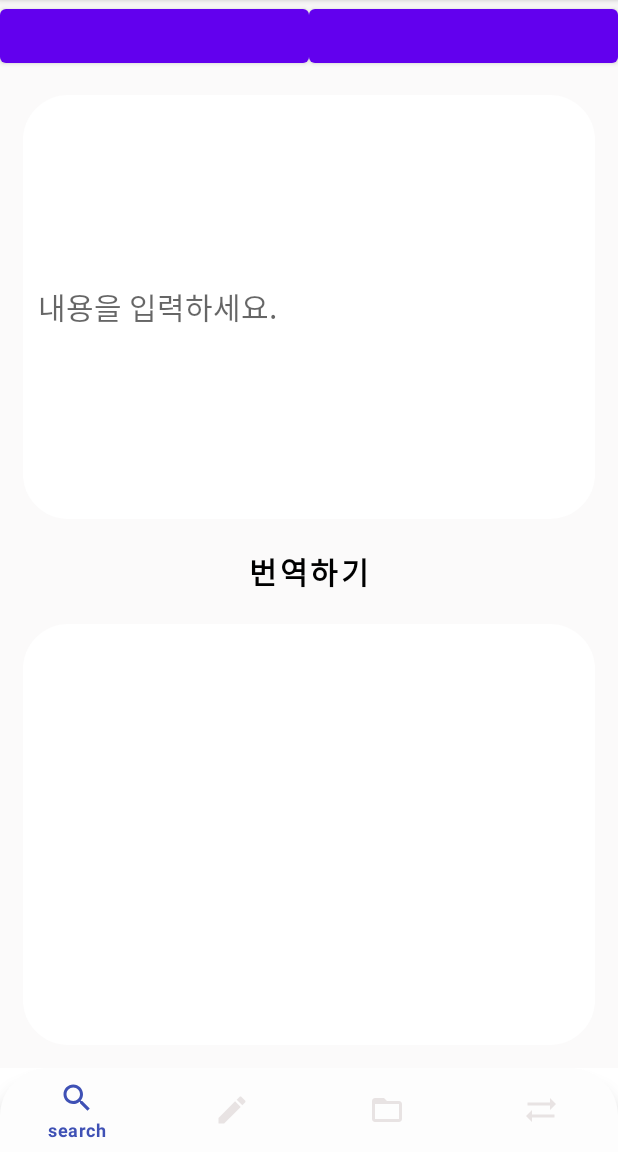
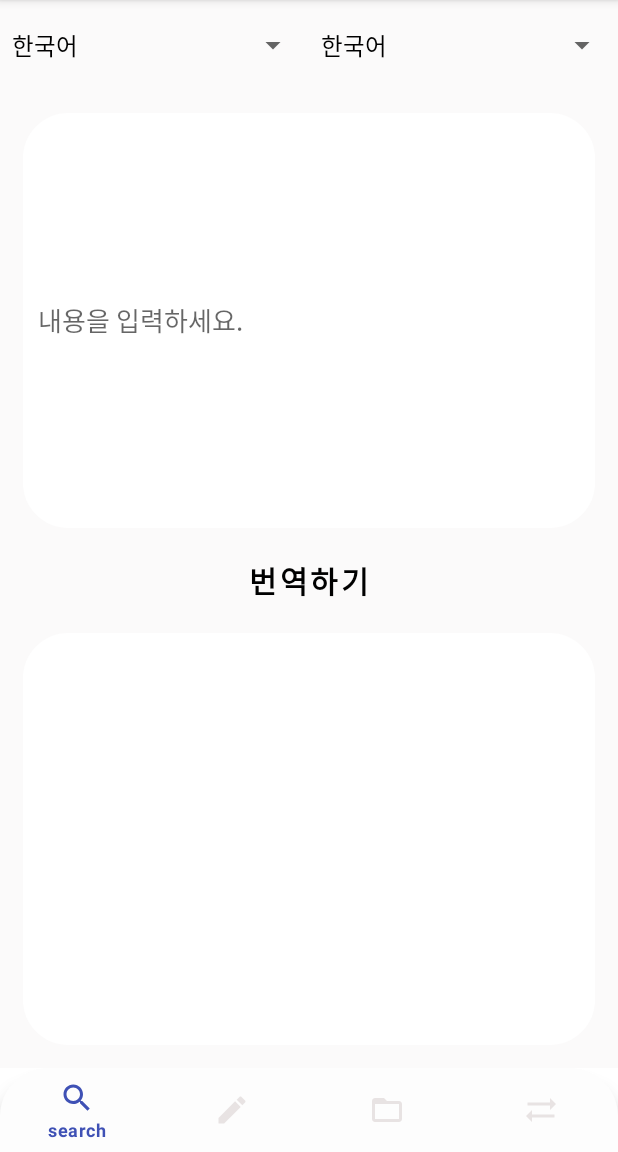
Before and after one commit to bigcarrot0722/Word_project, an Android app: the fragment TranslateFragment placed in its activity, on a phone screen of 412 x 824 dp, the part 84-1236 px from its top. Run offline under Robolectric (Android 15) with nearby library versions, the phone set to English and light mode, and no system bars.

Commit message:
2021.02.07 19.42 commit 번역 앱 만듦

```diff
--- a/app/src/main/java/org/techtown/word_first/TranslateFragment.kt
+++ b/app/src/main/java/org/techtown/word_first/TranslateFragment.kt
@@ -5,9 +5,7 @@ import android.util.Log
 import android.view.LayoutInflater
 import android.view.View
 import android.view.ViewGroup
-import android.widget.Button
-import android.widget.EditText
-import android.widget.TextView
+import android.widget.*
 import androidx.fragment.app.Fragment
 import com.google.gson.Gson
 import okhttp3.*
@@ -22,6 +20,12 @@ class TranslateFragment: Fragment() {
     lateinit var transbutton : Button
     lateinit var sentenceTranslate : EditText
     lateinit var sentenceComplete : TextView
+
+    lateinit var selectInNation : String
+    lateinit var selectOutNation : String
+    //api사용할 때 쓰는 변수임 쓴 언어 / 번역할 언어
+
+
 
     companion object{
         const val TAG : String = "로그"
@@ -40,6 +44,7 @@ class TranslateFragment: Fragment() {
     }
 
 
+
     // 뷰가 생성되었을 때 화면과 연결해주는 것
     //fragment와 레이아웃을 연결시켜주는 부분임.
     override fun onCreateView(
@@ -56,35 +61,35 @@ class TranslateFragment: Fragment() {
         sentenceComplete = view.findViewById(R.id.complete_sentence)
         sentenceTranslate = view.findViewById(R.id.translate_sentence)
 
-
+        /*번역하기 버튼을 눌렀을 때 naver api와 연결해서 원하는 값을 가져오는 코드임*/
         transbutton.setOnClickListener {
 
             val JSON = "application/json; charset=utf-8".toMediaTypeOrNull() //json을 사용함
 
             val client = OkHttpClient()
-            var url = "https://openapi.naver.com/v1/papago/n2mt" //api요청 연결 url
+            val url = "https://openapi.naver.com/v1/papago/n2mt" //api요청 연결 url
             //papago url
-            var json = JSONObject()
-            json.put("source","en")
-            json.put("target","ko")
-            json.put("text","${sentenceTranslate.text}")//Edittext부분에 적은 부분을 검색함
+            val json = JSONObject()
+            json.put("source", "$selectInNation")
+            json.put("target", "$selectOutNation")
+            json.put("text", "${sentenceTranslate.text}")//Edittext부분에 적은 부분을 검색함
             //번역할 내용을 담는 부분임
 
-            val body = json.toString().toRequestBody(JSON);
+            val body = json.toString().toRequestBody(JSON)
             val request = Request.Builder()
                     .header("X-Naver-Client-Id", "ARlRfQh8jMOqRnJIALqo")//내 api id
-                    .addHeader("X-Naver-Client-Secret","k69RHlesQC")//내 api 비밀번호
+                    .addHeader("X-Naver-Client-Secret", "k69RHlesQC")//내 api 비밀번호
                     .url(url)
                     .post(body)
-                    .build();
-            client.newCall(request).enqueue(object : Callback{
+                    .build()
+            client.newCall(request).enqueue(object : Callback {
                 override fun onFailure(call: Call, e: IOException) {
 
                 }//실패시
 
                 override fun onResponse(call: Call, response: Response) {
-                    var str = response!!.body!!.string()
-                    var papagoTM = Gson().fromJson<PapagoTM>(str, PapagoTM::class.java)
+                    val str = response.body!!.string()
+                    val papagoTM = Gson().fromJson<PapagoTM>(str, PapagoTM::class.java)
                     sentenceComplete.text = papagoTM.message!!.result?.translatedText.toString() // papagoTM을 통해서 원하는 결과만 뽑음
                 }//성공시
             })
@@ -92,4 +97,52 @@ class TranslateFragment: Fragment() {
         //번역하기 버튼 클릭시 papago api실행
         return view
     }
+
+    override fun onViewCreated(view: View, savedInstanceState: Bundle?) {
+        super.onViewCreated(view, savedInstanceState)
+
+        /*Find the id of spinner*/
+        val spinner_setIn = view.findViewById<Spinner>(R.id.setInLanguage)
+        val spinner_setOut = view.findViewById<Spinner>(R.id.setOutLanguage)
+
+        /*스피너 어댑터 설정*/
+        spinner_setIn.adapter = ArrayAdapter(this.activity!!, R.layout.support_simple_spinner_dropdown_item, resources.getStringArray(R.array.setData))
+        spinner_setOut.adapter = ArrayAdapter(this.activity!!, R.layout.support_simple_spinner_dropdown_item, resources.getStringArray(R.array.setData))
+
+        /* 작성할 언어가 선택 됐을 때 url로 보내기 위한 단어로 설정하는 코드임*/
+        spinner_setIn.onItemSelectedListener = object : AdapterView.OnItemSelectedListener {
+            override fun onItemSelected(parent: AdapterView<*>, view: View, position: Int, id: Long) {
+                selectInNation = spinner_setIn.getItemAtPosition(position).toString()
+                when(selectInNation){
+                    "한국어" -> selectInNation = "ko"
+                    "영어" -> selectInNation = "en"
+                    "중국어 번체" -> selectInNation = "zh-CN"
+                    "중국어 간체" -> selectInNation = "zh-TW"
+                    "일본어" -> selectInNation = "ja"
+                }
+                println(selectInNation)
+            }
+            override fun onNothingSelected(parent: AdapterView<*>) {
+//                Toast.makeText(activity, "언어를 선택하세요.", Toast.LENGTH_SHORT).show()
+            }
+        }
+
+        /* 번역할 언어가 선택 됐을 때 url로 보내기 위한 단어로 설정하는 코드임*/
+        spinner_setOut.onItemSelectedListener = object : AdapterView.OnItemSelectedListener {
+            override fun onItemSelected(parent: AdapterView<*>, view: View, position: Int, id: Long) {
+                selectOutNation = spinner_setOut.getItemAtPosition(position).toString()
+                when(selectOutNation){
+                    "한국어" -> selectOutNation = "ko"
+                    "영어" -> selectOutNation = "en"
+                    "중국어 번체" -> selectOutNation = "zh-CN"
+                    "중국어 간체" -> selectOutNation = "zh-TW"
+                    "일본어" -> selectOutNation = "ja"
+                }
+                println(selectOutNation)
+            }
+            override fun onNothingSelected(parent: AdapterView<*>) {
+//                Toast.makeText(activity, "언어를 선택하세요.", Toast.LENGTH_SHORT).show()
+            }
+        }
+    }
 }
--- a/app/src/main/res/layout/fragment_translate.xml
+++ b/app/src/main/res/layout/fragment_translate.xml
@@ -11,19 +11,26 @@
         android:layout_width="match_parent"
         android:layout_height="wrap_content"
         android:orientation="horizontal">
-        <Button
+
+        <Spinner
+            android:id="@+id/setInLanguage"
             android:layout_weight="1"
             android:layout_width="wrap_content"
-            android:layout_height="wrap_content"/>
-        <Button
+            android:layout_height="60dp"/>
+
+
+        <Spinner
+            android:id="@+id/setOutLanguage"
             android:layout_weight="1"
             android:layout_width="wrap_content"
-            android:layout_height="wrap_content"/>
+            android:layout_height="60dp" />
+
     </LinearLayout>
+
 
     <EditText
         android:id="@+id/translate_sentence"
-        android:textSize="20dp"
+        android:textSize="17sp"
         android:background="@drawable/translate_background"
         android:layout_marginTop="15dp"
         android:layout_marginEnd="15dp"
@@ -44,7 +51,7 @@
         android:layout_width="match_parent"
         android:layout_height="wrap_content"
         android:text="번역하기"
-        android:textSize="20dp"
+        android:textSize="20sp"
         android:textStyle="bold"
         android:textColor="@color/translatebtn_selector_color"/>
         <!-- 버튼을 누르면 TranslateFragment의 papago api로 연결됨    -->
@@ -61,10 +68,12 @@
         android:background="@drawable/translate_background"
         android:padding="10dp"
         android:text=""
-        android:textSize="20dp"
+        android:textSize="17sp"
         android:gravity="center_vertical"
         tools:text="ddddd" />
         <!-- 받아온 값을 나타냄 (번역 완료)    -->
 
 
+
+
 </LinearLayout>
--- /dev/null
+++ b/app/src/main/res/values/arrays_language.xml
@@ -0,0 +1,13 @@
+<?xml version="1.0" encoding="utf-8"?>
+<resources>
+    <string-array name="setData">
+        <item>한국어</item>
+        <item>영어</item>
+        <item>중국어 번체</item>
+        <item>중국어 간체</item>
+        <item>일본어</item>
+    </string-array>
+    <!--스피너에 들어갈 내용    -->
+</resources>
+
+<!--스피너에 들어갈 배열 설정 파일-->
--- a/app/src/main/res/values/style.xml
+++ b/app/src/main/res/values/style.xml
@@ -11,6 +11,11 @@
         <item name="android:windowEnterAnimation">@android:anim/fade_in</item>
         <item name="android:windowExitAnimation">@android:anim/fade_out</item>
     </style>
+
+    <style name="EditTheme" parent="Theme.AppCompat.DayNight.Dialog.Alert">
+        <item name="colorAccent">@color/main_blue</item>
+    </style>
+
 </resources>
 
     <!--alertdialog를 설정하는 파일..-->
```
Also changed, not shown: app/src/main/res/layout/search_dialog.xml (+7 -6 lines).
